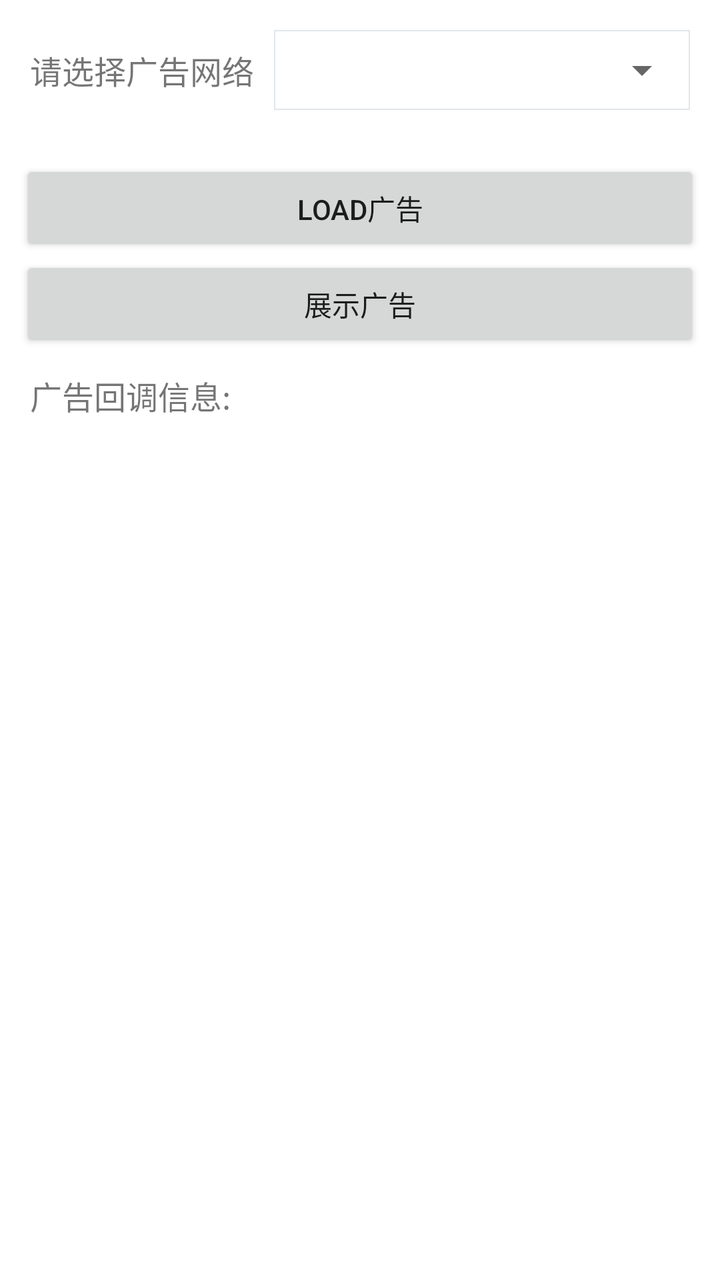
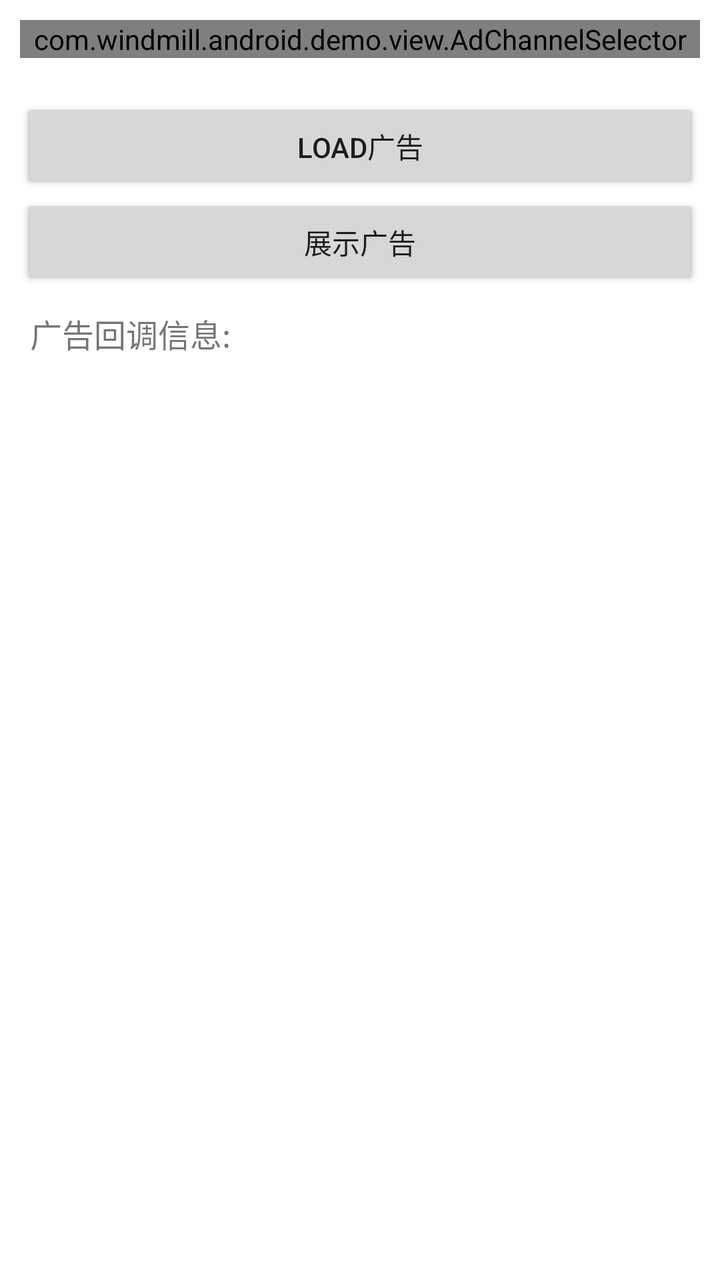

Screens rendered from an Android XML layout before and after an edit, with the pre-edit source and the edit as a unified diff.
<!-- AndroidManifest.xml: application theme AppTheme -->
<!-- res/layout/activity_banner.xml -->
<?xml version="1.0" encoding="utf-8"?>
<LinearLayout xmlns:android="http://schemas.android.com/apk/res/android"
    xmlns:tools="http://schemas.android.com/tools"
    android:layout_width="match_parent"
    android:layout_height="match_parent"
    android:background="@android:color/white"
    android:orientation="vertical"
    tools:context=".BannerActivity">

    <LinearLayout
        android:layout_width="match_parent"
        android:layout_height="wrap_content"
        android:layout_margin="10dp"
        android:orientation="horizontal">

        <TextView
            android:layout_width="wrap_content"
            android:layout_height="wrap_content"
            android:layout_gravity="center_vertical"
            android:layout_margin="5dp"
            android:gravity="center"
            android:text="请选择广告网络"
            android:textSize="16dp" />

        <LinearLayout
            android:layout_width="0dp"
            android:layout_height="wrap_content"
            android:layout_gravity="center_vertical"
            android:layout_margin="5dp"
            android:layout_weight="1"
            android:background="@drawable/spinner_bg">

            <Spinner
                android:id="@+id/id_spinner"
                android:layout_width="match_parent"
                android:layout_height="40dp"
                android:gravity="center"
                android:spinnerMode="dropdown" />

        </LinearLayout>

    </LinearLayout>

    <LinearLayout
        android:layout_width="match_parent"
        android:layout_height="wrap_content"
        android:layout_margin="10dp"
        android:orientation="vertical">

        <Button
            android:id="@+id/bt_load_ad"
            android:layout_width="match_parent"
            android:layout_height="wrap_content"
            android:onClick="ButtonClick"
            android:text="Load广告" />

        <Button
            android:id="@+id/bt_show_ad"
            android:layout_width="match_parent"
            android:layout_height="wrap_content"
            android:onClick="ButtonClick"
            android:text="展示广告" />

        <RelativeLayout
            android:id="@+id/banner_ad_container"
            android:layout_width="wrap_content"
            android:layout_height="wrap_content"
            android:layout_gravity="center_horizontal"
            android:background="@color/colorAccent"
            android:gravity="center" />
    </LinearLayout>

    <TextView
        android:layout_width="wrap_content"
        android:layout_height="wrap_content"
        android:layout_gravity="center_vertical"
        android:layout_marginLeft="15dp"
        android:gravity="center"
        android:text="广告回调信息:"
        android:textSize="16dp" />

    <ListView
        android:id="@+id/callback_lv"
        android:layout_width="match_parent"
        android:layout_height="wrap_content"
        android:layout_margin="10dp"
        android:divider="@color/colorGray"
        android:dividerHeight="1px" />

</LinearLayout>
<!-- resources referenced by this layout -->
<resources>
  <color name="colorAccent">#F2690B</color>
  <color name="colorGray">#e6e6e6</color>
  <!-- drawable spinner_bg (drawable) -->
  <?xml version="1.0" encoding="utf-8"?>
  <shape xmlns:android="http://schemas.android.com/apk/res/android"
      android:shape="rectangle">
      
      <stroke
          android:width="0.5dp"
          android:color="#E0E6EC" />
      
      <solid android:color="#ffffff" />
  
      
  
  </shape>
  <style name="AppTheme" parent="Theme.AppCompat.Light.DarkActionBar">
          
          <item name="colorPrimary">@color/colorPrimary</item>
          <item name="colorPrimaryDark">@color/colorPrimaryDark</item>
          <item name="colorAccent">@color/colorAccent</item>
          <item name="android:dropDownListViewStyle">@style/spinner_style</item>
          <item name="android:windowDisablePreview">true</item>
      </style>
  <color name="colorPrimary">#F2690B</color>
  <color name="colorPrimaryDark">#EA8138</color>
  <style name="spinner_style" parent="Widget.AppCompat.ListView.DropDown">
          <item name="android:divider">#d1d1d1</item>
          <item name="android:dividerHeight">0.5dp</item>
      </style>
</resources>

<!-- the commit's change to res/layout/activity_banner.xml (unified diff, before → after) -->
@@ -7,39 +7,12 @@
     android:orientation="vertical"
     tools:context=".BannerActivity">
 
-    <LinearLayout
+    <com.windmill.android.demo.view.AdChannelSelector
+        android:id="@+id/ad_channel_selector"
         android:layout_width="match_parent"
         android:layout_height="wrap_content"
         android:layout_margin="10dp"
-        android:orientation="horizontal">
-
-        <TextView
-            android:layout_width="wrap_content"
-            android:layout_height="wrap_content"
-            android:layout_gravity="center_vertical"
-            android:layout_margin="5dp"
-            android:gravity="center"
-            android:text="请选择广告网络"
-            android:textSize="16dp" />
-
-        <LinearLayout
-            android:layout_width="0dp"
-            android:layout_height="wrap_content"
-            android:layout_gravity="center_vertical"
-            android:layout_margin="5dp"
-            android:layout_weight="1"
-            android:background="@drawable/spinner_bg">
-
-            <Spinner
-                android:id="@+id/id_spinner"
-                android:layout_width="match_parent"
-                android:layout_height="40dp"
-                android:gravity="center"
-                android:spinnerMode="dropdown" />
-
-        </LinearLayout>
-
-    </LinearLayout>
+        android:orientation="vertical" />
 
     <LinearLayout
         android:layout_width="match_parent"
<!-- resource entries referenced after the edit -->
@@ -2,20 +2,6 @@
 <resources>
   <color name="colorAccent">#F2690B</color>
   <color name="colorGray">#e6e6e6</color>
-  <!-- drawable spinner_bg (drawable) -->
-  <?xml version="1.0" encoding="utf-8"?>
-  <shape xmlns:android="http://schemas.android.com/apk/res/android"
-      android:shape="rectangle">
-      
-      <stroke
-          android:width="0.5dp"
-          android:color="#E0E6EC" />
-      
-      <solid android:color="#ffffff" />
-  
-      
-  
-  </shape>
   <style name="AppTheme" parent="Theme.AppCompat.Light.DarkActionBar">
           
           <item name="colorPrimary">@color/colorPrimary</item>
@@ -23,6 +9,7 @@
           <item name="colorAccent">@color/colorAccent</item>
           <item name="android:dropDownListViewStyle">@style/spinner_style</item>
           <item name="android:windowDisablePreview">true</item>
+  
       </style>
   <color name="colorPrimary">#F2690B</color>
   <color name="colorPrimaryDark">#EA8138</color>
